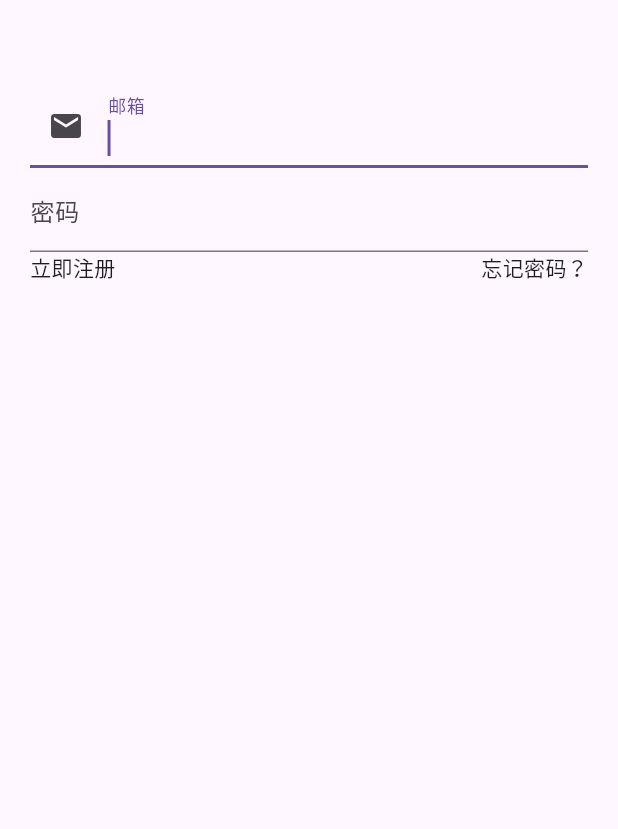
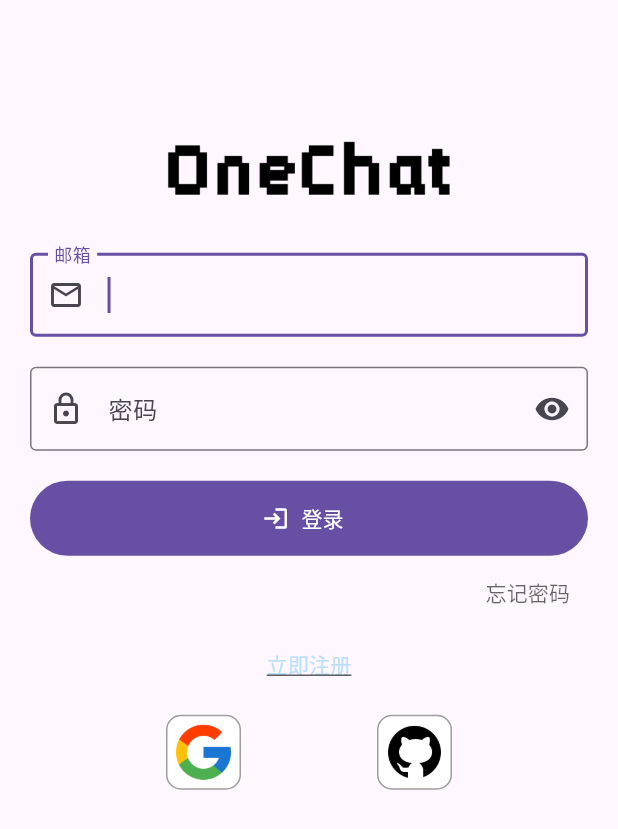
Before and after one commit to zhangheng2022/OneChatGPT, a Flutter app: the Login screen opened by its route, on a phone screen of 412 x 824 dp. Shown: the top 829 px of the screen. Run offline on Flutter 3.47's test engine with Material 3 defaults, Android fonts, the phone set to English and light mode, and no system bars; our stand-ins replace file_picker, firebase_auth, firebase_core, flutter_chat_types, flutter_chat_ui, image_picker and 1 more; accounts and stored records are empty.

Commit message:
commit init

```diff
--- /dev/null
+++ b/lib/ui/login/components/footer.dart
@@ -0,0 +1,67 @@
+import 'package:flutter/material.dart';
+
+class LoginFooter extends StatelessWidget {
+  const LoginFooter({super.key});
+
+  @override
+  Widget build(BuildContext context) {
+    return Column(children: [
+      Row(mainAxisAlignment: MainAxisAlignment.end, children: [
+        TextButton(
+          onPressed: () {},
+          child: Text(
+            "忘记密码",
+            style: TextStyle(
+              color: Theme.of(context).hintColor,
+            ),
+          ),
+        )
+      ]),
+      Row(
+        mainAxisAlignment: MainAxisAlignment.center,
+        children: [
+          TextButton(
+            onPressed: () {},
+            child: Text(
+              "立即注册",
+              style: TextStyle(
+                color: Theme.of(context).primaryColorLight,
+                decoration: TextDecoration.underline,
+              ),
+            ),
+          ),
+        ],
+      ),
+      const SizedBox(
+        height: 10,
+      ),
+      Row(
+        mainAxisAlignment: MainAxisAlignment.spaceEvenly,
+        children: [
+          Container(
+            width: 50,
+            height: 50,
+            padding: const EdgeInsets.all(2),
+            decoration: BoxDecoration(
+              border: Border.all(color: Colors.grey, width: 1),
+              borderRadius: const BorderRadius.all(Radius.circular(10)),
+              color: Colors.white,
+            ),
+            child: Image.asset('assets/logos/google.png'),
+          ),
+          Container(
+            width: 50,
+            height: 50,
+            padding: const EdgeInsets.all(2),
+            decoration: BoxDecoration(
+              border: Border.all(color: Colors.grey, width: 1),
+              borderRadius: const BorderRadius.all(Radius.circular(10)),
+              color: Colors.white,
+            ),
+            child: Image.asset('assets/logos/github.png'),
+          )
+        ],
+      )
+    ]);
+  }
+}
--- a/lib/ui/login/components/form.dart
+++ b/lib/ui/login/components/form.dart
@@ -8,30 +8,59 @@ class LoginForm extends StatefulWidget {
 }
 
 class _LoginForm extends State<LoginForm> {
+  bool _showObscureText = false;
   @override
   Widget build(BuildContext context) {
     return Form(
       child: (Column(
-        children: [
+        children: <Widget>[
           TextFormField(
             autofocus: true,
+            keyboardType: TextInputType.emailAddress,
             decoration: const InputDecoration(
+              prefixIcon: Icon(Icons.mail_outlined),
               labelText: '邮箱',
-                  prefixIcon: Icon(Icons.mail),
-                  enabledBorder: InputBorder.none),
+              border: OutlineInputBorder(),
+            ),
             validator: (value) {
               return '请输入正确的邮箱地址';
             },
-              onSaved: (val) {}),
+            onSaved: (val) {},
+          ),
+          const SizedBox(height: 20),
           TextFormField(
-              decoration: const InputDecoration(labelText: '密码'),
+            obscureText: _showObscureText,
+            decoration: InputDecoration(
+              prefixIcon: const Icon(Icons.lock_outlined),
+              labelText: '密码',
+              border: const OutlineInputBorder(),
+              suffixIcon: IconButton(
+                icon: const Icon(Icons.remove_red_eye),
+                onPressed: () {
+                  setState(() {
+                    _showObscureText = !_showObscureText;
+                  });
+                },
+              ),
+            ),
             validator: (value) {
               return '请输入正确的邮箱地址';
             },
-              onSaved: (val) {}),
-          const Row(
-              mainAxisAlignment: MainAxisAlignment.spaceBetween,
-              children: [Text("立即注册"), Text("忘记密码？")])
+            onSaved: (val) {},
+          ),
+          const SizedBox(height: 20),
+          SizedBox(
+            width: double.infinity,
+            height: 50,
+            child: FilledButton.icon(
+              style: const ButtonStyle(),
+              icon: const Icon(Icons.login),
+              label: const Text("登录"),
+              onPressed: () {
+                Navigator.pushNamed(context, '/');
+              },
+            ),
+          )
         ],
       )),
     );
--- /dev/null
+++ b/lib/ui/login/components/header.dart
@@ -0,0 +1,17 @@
+import 'package:flutter/material.dart';
+
+class LoginHeader extends StatelessWidget {
+  const LoginHeader({super.key});
+
+  @override
+  Widget build(BuildContext context) {
+    return Column(children: [
+      Center(
+        child: Image.asset(
+          width: 200,
+          'assets/logos/onechatgpt.png',
+        ),
+      ),
+    ]);
+  }
+}
--- a/lib/ui/login/login.dart
+++ b/lib/ui/login/login.dart
@@ -1,6 +1,8 @@
 import 'package:flutter/material.dart';
 import 'package:firebase_auth/firebase_auth.dart';
 import 'package:one_chatgpt_flutter/ui/login/components/form.dart';
+import 'package:one_chatgpt_flutter/ui/login/components/header.dart';
+import 'package:one_chatgpt_flutter/ui/login/components/footer.dart';
 
 class Login extends StatefulWidget {
   const Login({super.key});
@@ -31,10 +33,20 @@ class _Login extends State<Login> {
   @override
   Widget build(BuildContext context) {
     return const Scaffold(
-        body: Padding(
-            padding: EdgeInsets.symmetric(horizontal: 20),
-            child: Column(
-                children: [SizedBox(height: kToolbarHeight), LoginForm()])));
+      body: SingleChildScrollView(
+        child: Padding(
+          padding: EdgeInsets.symmetric(horizontal: 20),
+          child: Column(
+            children: [
+              SizedBox(height: kToolbarHeight),
+              LoginHeader(),
+              LoginForm(),
+              LoginFooter(),
+            ],
+          ),
+        ),
+      ),
+    );
   }
 
   Widget buildRegisterText(context) {
--- a/pubspec.yaml
+++ b/pubspec.yaml
@@ -47,6 +47,7 @@ dependencies:
   intl: ^0.19.0
   firebase_core: ^2.26.0
   firebase_auth: ^4.17.7
+  transparent_image: ^2.0.1
 
 dev_dependencies:
   flutter_test:
@@ -71,9 +72,8 @@ flutter:
   uses-material-design: true
 
   # To add assets to your application, add an assets section, like this:
-  # assets:
-  #   - images/a_dot_burr.jpeg
-  #   - images/a_dot_ham.jpeg
+  assets:
+    - assets/logos/
 
   # An image asset can refer to one or more resolution-specific "variants", see
   # https://flutter.dev/assets-and-images/#resolution-aware
```
Also changed, not shown: assets/logos/github.png (added), assets/logos/google.png (added), assets/logos/onechatgpt.png (added), pubspec.lock. Lines whose indentation alone changed are shown as unchanged.
